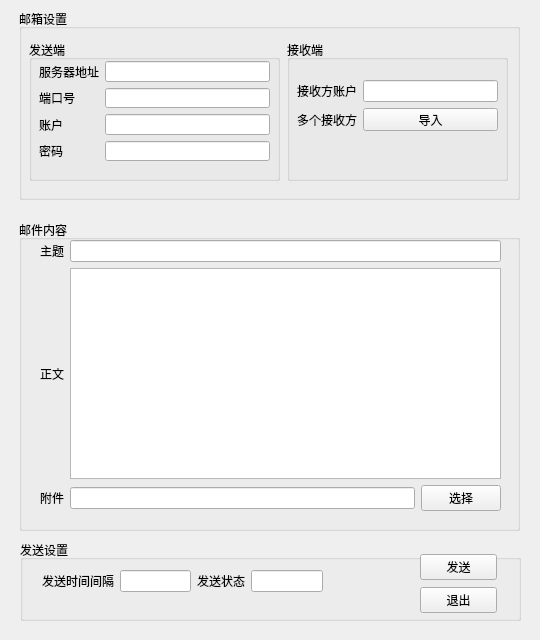
Above: interface.ui from lifzcn/MailTool before the change. Below: the same form after it.
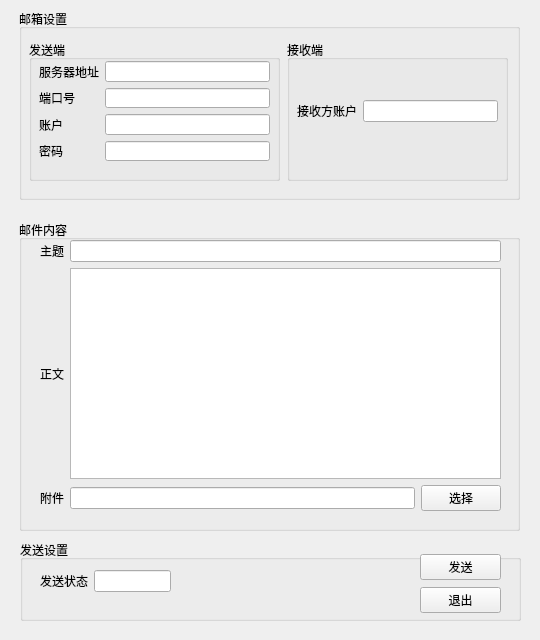
That is the form after the change.

Commit message: 优化了布局

Patch:
```diff
--- a/interface.ui
+++ b/interface.ui
@@ -49,7 +49,7 @@
     <property name="title">
      <string>发送端</string>
     </property>
-    <widget class="QWidget" name="">
+    <widget class="QWidget" name="layoutWidget">
      <property name="geometry">
       <rect>
        <x>10</x>
@@ -122,9 +122,9 @@
      <property name="geometry">
       <rect>
        <x>10</x>
-       <y>40</y>
+       <y>60</y>
        <width>201</width>
-       <height>51</height>
+       <height>22</height>
       </rect>
      </property>
      <layout class="QGridLayout" name="gridLayout_3">
@@ -138,20 +138,6 @@
       <item row="0" column="1">
        <widget class="QLineEdit" name="lineEdit_5"/>
       </item>
-      <item row="1" column="0">
-       <widget class="QLabel" name="label_6">
-        <property name="text">
-         <string>多个接收方</string>
-        </property>
-       </widget>
-      </item>
-      <item row="1" column="1">
-       <widget class="QPushButton" name="pushButton_1">
-        <property name="text">
-         <string>导入</string>
-        </property>
-       </widget>
-      </item>
      </layout>
     </widget>
    </widget>
@@ -179,14 +165,14 @@
     </property>
     <layout class="QGridLayout" name="gridLayout_4">
      <item row="0" column="0">
-      <widget class="QLabel" name="label_7">
+      <widget class="QLabel" name="label_6">
        <property name="text">
         <string>主题</string>
        </property>
       </widget>
      </item>
      <item row="1" column="0">
-      <widget class="QLabel" name="label_8">
+      <widget class="QLabel" name="label_7">
        <property name="text">
         <string>正文</string>
        </property>
@@ -196,7 +182,7 @@
       <widget class="QPlainTextEdit" name="plainTextEdit"/>
      </item>
      <item row="2" column="0">
-      <widget class="QLabel" name="label_9">
+      <widget class="QLabel" name="label_8">
        <property name="text">
         <string>附件</string>
        </property>
@@ -206,7 +192,7 @@
       <widget class="QLineEdit" name="lineEdit_7"/>
      </item>
      <item row="2" column="2">
-      <widget class="QPushButton" name="pushButton_2">
+      <widget class="QPushButton" name="pushButton_1">
        <property name="text">
         <string>选择</string>
        </property>
@@ -230,57 +216,25 @@
    <property name="title">
     <string>发送设置</string>
    </property>
-   <widget class="QWidget" name="layoutWidget">
-    <property name="geometry">
-     <rect>
-      <x>22</x>
-      <y>30</y>
-      <width>281</width>
-      <height>22</height>
-     </rect>
-    </property>
-    <layout class="QGridLayout" name="gridLayout">
-     <item row="0" column="0">
-      <widget class="QLabel" name="label_10">
-       <property name="text">
-        <string>发送时间间隔</string>
-       </property>
-      </widget>
-     </item>
-     <item row="0" column="1">
-      <widget class="QLineEdit" name="lineEdit_8"/>
-     </item>
-     <item row="0" column="2">
-      <widget class="QLabel" name="label_11">
-       <property name="text">
-        <string>发送状态</string>
-       </property>
-      </widget>
-     </item>
-     <item row="0" column="3">
-      <widget class="QLineEdit" name="lineEdit_9"/>
-     </item>
-    </layout>
-   </widget>
    <widget class="QWidget" name="layoutWidget">
     <property name="geometry">
      <rect>
       <x>400</x>
       <y>13</y>
-      <width>77</width>
+      <width>81</width>
       <height>61</height>
      </rect>
     </property>
     <layout class="QGridLayout" name="gridLayout_5">
      <item row="0" column="0">
-      <widget class="QPushButton" name="pushButton_3">
+      <widget class="QPushButton" name="pushButton_2">
        <property name="text">
         <string>发送</string>
        </property>
       </widget>
      </item>
      <item row="1" column="0">
-      <widget class="QPushButton" name="pushButton_4">
+      <widget class="QPushButton" name="pushButton_3">
        <property name="text">
         <string>退出</string>
        </property>
@@ -288,6 +242,28 @@
      </item>
     </layout>
    </widget>
+   <widget class="QWidget" name="layoutWidget">
+    <property name="geometry">
+     <rect>
+      <x>20</x>
+      <y>30</y>
+      <width>131</width>
+      <height>22</height>
+     </rect>
+    </property>
+    <layout class="QGridLayout" name="gridLayout">
+     <item row="0" column="0">
+      <widget class="QLabel" name="label_9">
+       <property name="text">
+        <string>发送状态</string>
+       </property>
+      </widget>
+     </item>
+     <item row="0" column="1">
+      <widget class="QLineEdit" name="lineEdit_9"/>
+     </item>
+    </layout>
+   </widget>
   </widget>
  </widget>
  <resources/>
```
The commit also changes 3 other files.
